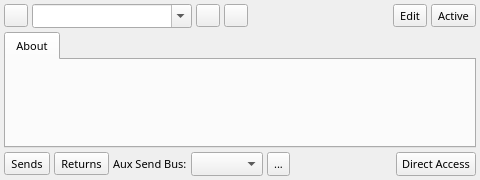
Old version of the form src/qtractorPluginForm.ui in the repository rncbc/qtractor.
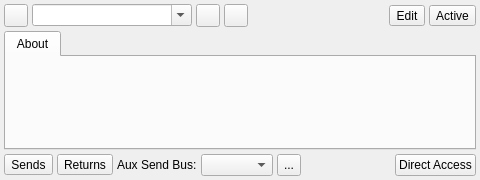
New version of the form. Icons and pictures are not drawn.

Commit message: - Generic/stock plugin properties widget retouching.

Diff of the .ui file:
```diff
--- a/src/qtractorPluginForm.ui
+++ b/src/qtractorPluginForm.ui
@@ -30,17 +30,6 @@
     <height>180</height>
    </rect>
   </property>
-  <property name="font">
-   <font>
-    <family>Sans Serif</family>
-    <pointsize>8</pointsize>
-    <weight>50</weight>
-    <italic>false</italic>
-    <bold>false</bold>
-    <underline>false</underline>
-    <strikeout>false</strikeout>
-   </font>
-  </property>
   <property name="windowTitle">
    <string>qtractorPluginForm</string>
   </property>
```
Left out of the diff: 25 changed lines with no effect on the pictures. The commit also changes 9 other files.
